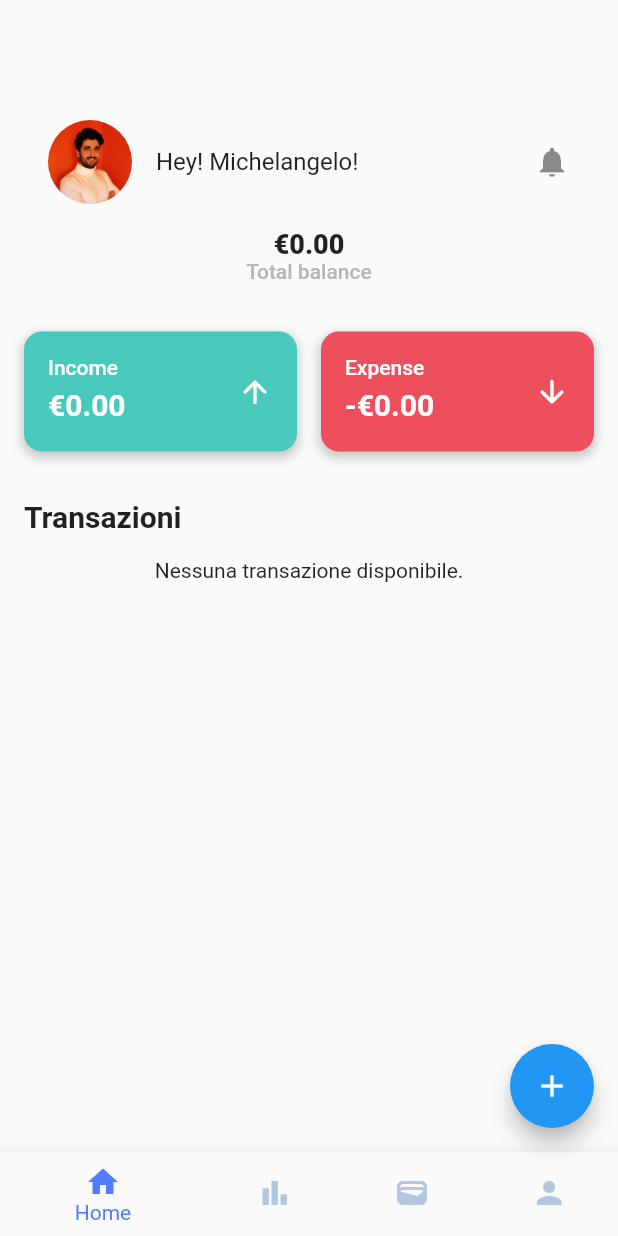
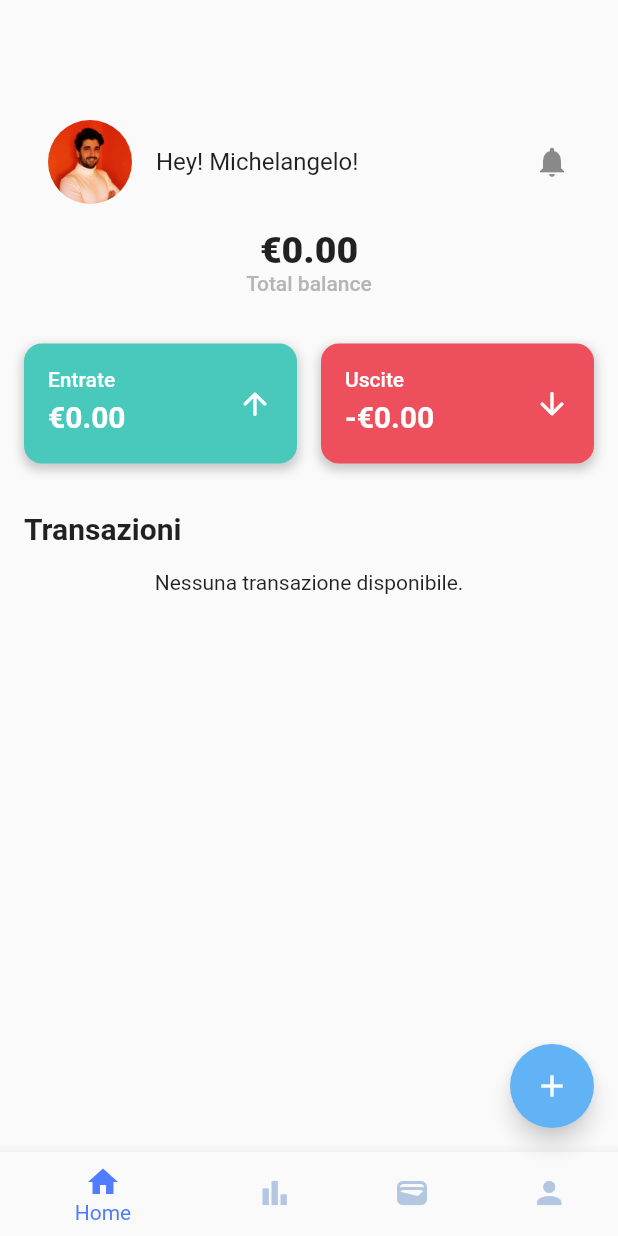
Before and after one commit to Michelangelo00/flutter-projects, a Flutter app: the screen it shows after launch, on a phone screen of 412 x 824 dp. Run offline on Flutter 3.47's test engine with Material 2 defaults, Android fonts, the phone set to English and light mode, and no system bars; our stand-ins replace sqflite; accounts and stored records are empty.

Commit message:
15:40 - 31/08/2023

```diff
--- a/moneymanagerapp/lib/screens/home_screen_tab.dart
+++ b/moneymanagerapp/lib/screens/home_screen_tab.dart
@@ -65,8 +65,10 @@ class _HomeScreenTabState extends State<HomeScreenTab> {
               child: Column(children: [
                 Text(
                   "${widget.userdata.totalBalance}",
-                  style: Theme.of(context).textTheme.titleLarge?.copyWith(
-                      fontSize: fontSizeHeading, fontWeight: FontWeight.w800),
+                  style: Theme.of(context)
+                      .textTheme
+                      .titleLarge
+                      ?.copyWith(fontSize: 25, fontWeight: FontWeight.w800),
                 ),
                 Text("Total balance",
                     style: Theme.of(context)
@@ -83,7 +85,7 @@ class _HomeScreenTabState extends State<HomeScreenTab> {
               children: [
                 Expanded(
                     child: IncomeExpenseCard(
-                  expenseData: ExpenseData("Income", widget.userdata.entrata,
+                  expenseData: ExpenseData("Entrate", widget.userdata.entrata,
                       Icons.arrow_upward_rounded),
                 )),
                 const SizedBox(
@@ -92,7 +94,7 @@ class _HomeScreenTabState extends State<HomeScreenTab> {
                 Expanded(
                     child: IncomeExpenseCard(
                   expenseData: ExpenseData(
-                      "Expense",
+                      "Uscite",
                       "-${widget.userdata.uscita}",
                       Icons.arrow_downward_rounded),
                 ))
--- a/moneymanagerapp/lib/screens/main_screen_host.dart
+++ b/moneymanagerapp/lib/screens/main_screen_host.dart
@@ -56,11 +56,14 @@ class _MainScreenHostState extends State<MainScreenHost> {
   @override
   Widget build(BuildContext context) {
     return Scaffold(
-      floatingActionButton: FloatingActionButton(
-        onPressed: () {
-          showAddTransactionDialog(context, addNewTransaction);
-        },
-        child: const Icon(Icons.add),
+      floatingActionButton: Opacity(
+        opacity: 0.7,
+        child: FloatingActionButton(
+          onPressed: () {
+            showAddTransactionDialog(context, addNewTransaction);
+          },
+          child: const Icon(Icons.add),
+        ),
       ),
       body: buildTabContent(currentIndex),
       bottomNavigationBar: BottomNavigationBar(
--- a/moneymanagerapp/lib/widget/income_expense_card.dart
+++ b/moneymanagerapp/lib/widget/income_expense_card.dart
@@ -21,7 +21,7 @@ class IncomeExpenseCard extends StatelessWidget {
       height: 80,
       padding: const EdgeInsets.all(defaultSpacing),
       decoration: BoxDecoration(
-        color: expenseData.label == "Income" ? primaryDark : accent,
+        color: expenseData.label == "Entrate" ? primaryDark : accent,
         borderRadius: const BorderRadius.all(Radius.circular(defaultRadius)),
         boxShadow: [
           BoxShadow(
```
